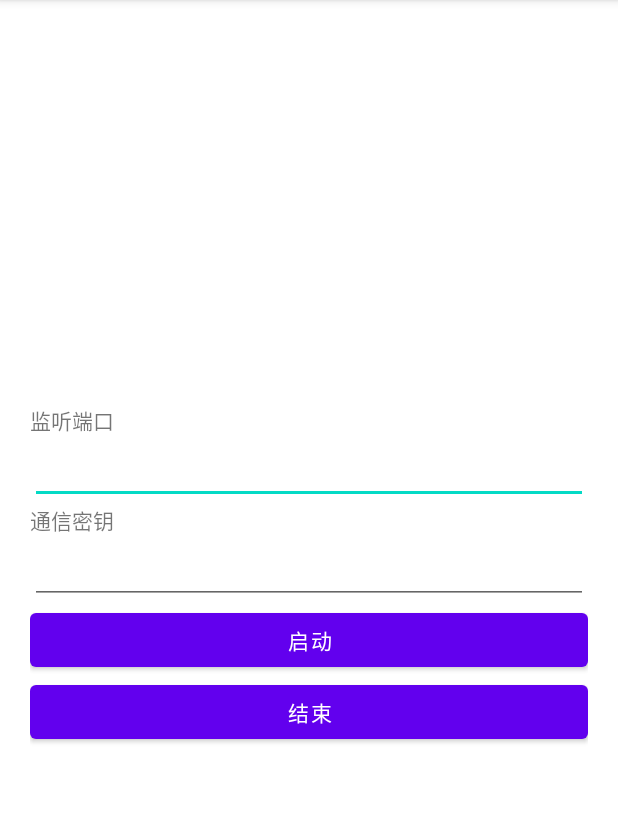
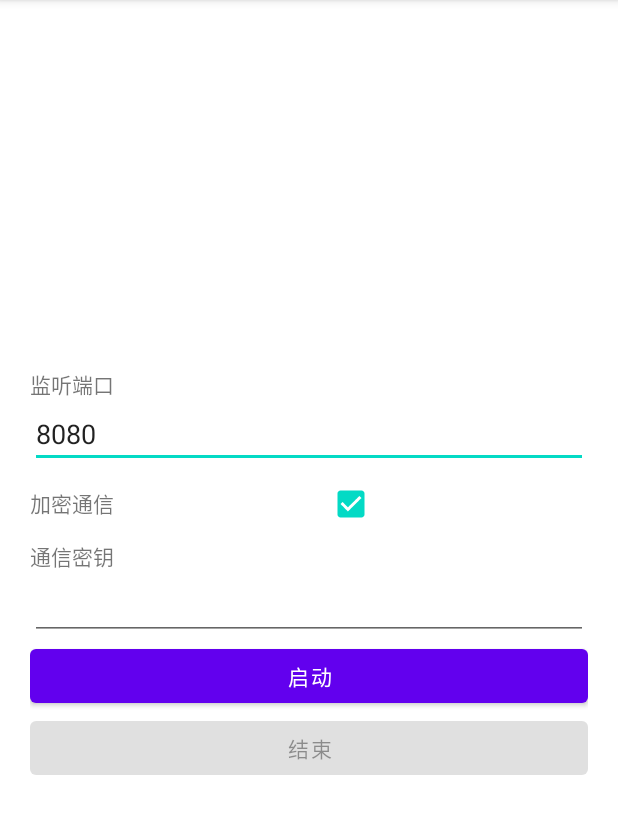
Before and after one commit to aaadddfgh/Android-Remote-Clicker, an Android app: the screen it shows after launch (MainActivity), on a phone screen of 412 x 824 dp, the part 84-918 px from its top. Run offline under Robolectric (Android 15) with nearby library versions, the phone set to English and light mode, and no system bars.

```diff
--- a/app/src/main/java/mm/pp/clicker/security/CryptoKey.java
+++ b/app/src/main/java/mm/pp/clicker/security/CryptoKey.java
@@ -4,4 +4,5 @@ import mm.pp.clicker.service.HttpService;
 
 public class CryptoKey {
     public static   String key;
+
 }
--- a/app/src/main/java/mm/pp/clicker/service/ClickerService.java
+++ b/app/src/main/java/mm/pp/clicker/service/ClickerService.java
@@ -30,7 +30,7 @@ public class ClickerService extends AccessibilityService {
 
     @Override
     public void onCreate() {
-        Log.i(TAG, "BindService-->onCreate()");
+        Log.d(TAG, "BindService-->onCreate()");
         super.onCreate();
         registerReceiver(receiver, new IntentFilter("mm.pp.clicker.broadcast"));
         //click(100,100);
--- a/app/src/main/java/mm/pp/clicker/service/HttpServer.java
+++ b/app/src/main/java/mm/pp/clicker/service/HttpServer.java
@@ -57,7 +57,7 @@ public class HttpServer extends NanoHTTPD {
 
 
                 return newFixedLengthResponse("ok");
-            } catch (IOException e) {
+            } catch (Exception e) {
                 Log.e("", "error when reading", e);
                 return newFixedLengthResponse("wrong");
             }
--- a/app/src/main/java/mm/pp/clicker/service/HttpService.java
+++ b/app/src/main/java/mm/pp/clicker/service/HttpService.java
@@ -9,6 +9,8 @@ import android.util.Log;
 
 import java.io.IOException;
 
+import mm.pp.clicker.viewmodel.HomeViewViewModel;
+
 
 public class HttpService extends Service {
     private static HttpService instance=null;
@@ -17,6 +19,9 @@ public class HttpService extends Service {
         return instance;
     }
 
+    public static Boolean isServiceRuning(){
+        return  instance!=null;
+    }
 
     public HttpService() {
     }
@@ -35,7 +40,7 @@ public class HttpService extends Service {
         super.onCreate();
         instance=this;
         try {
-            server = new HttpServer(8080);
+            server = new HttpServer(Integer.valueOf(HomeViewViewModel.port.getValue()));
             server.start();
             Log.d("HttpService", "Server started on port " + PORT);
         } catch (IOException e) {
@@ -58,6 +63,7 @@ public class HttpService extends Service {
     @Override
     public void onDestroy() {
         super.onDestroy();
+        instance=null;
         // 停止HttpServer
         if (server != null) {
             server.stop();
--- a/app/src/main/java/mm/pp/clicker/view/HomeView.java
+++ b/app/src/main/java/mm/pp/clicker/view/HomeView.java
@@ -1,5 +1,6 @@
 package mm.pp.clicker.view;
 
+import androidx.lifecycle.Observer;
 import androidx.lifecycle.ViewModelProvider;
 
 import android.content.Intent;
@@ -14,8 +15,13 @@ import android.view.LayoutInflater;
 import android.view.View;
 import android.view.ViewGroup;
 import android.widget.Button;
+import android.widget.CheckBox;
+import android.widget.CompoundButton;
 import android.widget.EditText;
 import android.widget.TextView;
+
+import java.util.Timer;
+import java.util.TimerTask;
 
 import mm.pp.clicker.R;
 import mm.pp.clicker.security.Crypto;
@@ -24,7 +30,9 @@ import mm.pp.clicker.service.HttpService;
 import mm.pp.clicker.viewmodel.HomeViewViewModel;
 
 public class HomeView extends Fragment {
-
+    Timer timer;
+    Button stopButton;
+    Button startButton;
     private HomeViewViewModel mViewModel;
 
     public static HomeView newInstance() {
@@ -42,6 +50,7 @@ public class HomeView extends Fragment {
         super.onActivityCreated(savedInstanceState);
         mViewModel = new ViewModelProvider(this).get(HomeViewViewModel.class);
         EditText port = getView().findViewById(R.id.editTextPort);
+        port.setText(mViewModel.port.getValue());
         EditText key = getView().findViewById(R.id.editTextKey);
         port.setOnEditorActionListener(new TextView.OnEditorActionListener() {
             @Override
@@ -51,8 +60,8 @@ public class HomeView extends Fragment {
             }
         });
 
-        Button button =getView().findViewById(R.id.stop);
-        button.setOnClickListener(new View.OnClickListener() {
+        stopButton =getView().findViewById(R.id.stop);
+        stopButton.setOnClickListener(new View.OnClickListener() {
             @Override
             public void onClick(View view) {
                 Intent serverintent = new Intent(getContext(), HttpService.class );
@@ -60,9 +69,9 @@ public class HomeView extends Fragment {
             }
         });
 
-        button =getView().findViewById(R.id.start);
+        startButton =getView().findViewById(R.id.start);
 
-        button.setOnClickListener(new View.OnClickListener() {
+        startButton.setOnClickListener(new View.OnClickListener() {
             @Override
             public void onClick(View view) {
                 CryptoKey.key=key.getText().toString();
@@ -71,6 +80,60 @@ public class HomeView extends Fragment {
             }
         });
 
+        CheckBox checkBox = getView().findViewById(R.id.checkBox);
+
+        checkBox.setChecked(mViewModel.password.getValue());
+
+        checkBox.setOnCheckedChangeListener(new CompoundButton.OnCheckedChangeListener() {
+            @Override
+            public void onCheckedChanged(CompoundButton compoundButton, boolean b) {
+                key.setEnabled(b);
+                mViewModel.password.setValue(b);
+            }
+        });
+
+        HomeViewViewModel.serverRunning.observe(getViewLifecycleOwner(), new Observer<Boolean>() {
+            @Override
+            public void onChanged(Boolean aBoolean) {
+                startButton.setEnabled(! HomeViewViewModel.serverRunning.getValue());
+                stopButton.setEnabled( HomeViewViewModel.serverRunning.getValue());
+            }
+        });
+
+        timer=new Timer();
+        timer.schedule(new CommitTimer(),100,1000);
+    }
+
+    @Override
+    public void onResume() {
+        super.onResume();
+        if(timer==null) {
+            timer = new Timer();
+            timer.schedule(new CommitTimer(), 100, 1000);
+        }
+    }
+
+    @Override
+    public void onPause() {
+        if(timer!=null)
+            timer.cancel();
+        timer=null;
+        super.onPause();
+    }
+
+    @Override
+    public void onStop() {
+        super.onStop();
+        if(timer!=null)
+            timer.cancel();
+        timer=null;
+    }
+
+    class CommitTimer extends TimerTask {
+        @Override
+        public void run() {
+            HomeViewViewModel.serverRunning.postValue(HttpService.isServiceRuning());
+        }
     }
 
 }
--- a/app/src/main/java/mm/pp/clicker/viewmodel/HomeViewViewModel.java
+++ b/app/src/main/java/mm/pp/clicker/viewmodel/HomeViewViewModel.java
@@ -5,6 +5,7 @@ import androidx.lifecycle.ViewModel;
 
 public class HomeViewViewModel extends ViewModel {
     // TODO: Implement the ViewModel
-    public MutableLiveData<String> port = new MutableLiveData<>();
-
+    public static MutableLiveData<String> port = new MutableLiveData<>("8080");
+    public static MutableLiveData<Boolean> password =new MutableLiveData<>(true);
+    public static MutableLiveData<Boolean> serverRunning =new MutableLiveData<>(false);
 }
--- a/app/src/main/res/layout/home_view_fragment.xml
+++ b/app/src/main/res/layout/home_view_fragment.xml
@@ -27,6 +27,27 @@
                 android:layout_height="wrap_content"
                 android:ems="10"
                 android:inputType="numberDecimal" />
+
+            <LinearLayout
+                android:layout_width="match_parent"
+                android:layout_height="match_parent"
+                android:orientation="horizontal">
+
+                <TextView
+
+                    android:layout_width="wrap_content"
+                    android:layout_height="wrap_content"
+                    android:text="加密通信" />
+
+                <CheckBox
+                    android:id="@+id/checkBox"
+                    android:layout_width="176dp"
+                    android:layout_height="wrap_content"
+                    android:layout_weight="1"
+                    android:text="" />
+
+
+            </LinearLayout>
 
             <TextView
 
```
Also changed, not shown: app/src/main/java/mm/pp/clicker/security/Crypto.java (+9 -8 lines).
